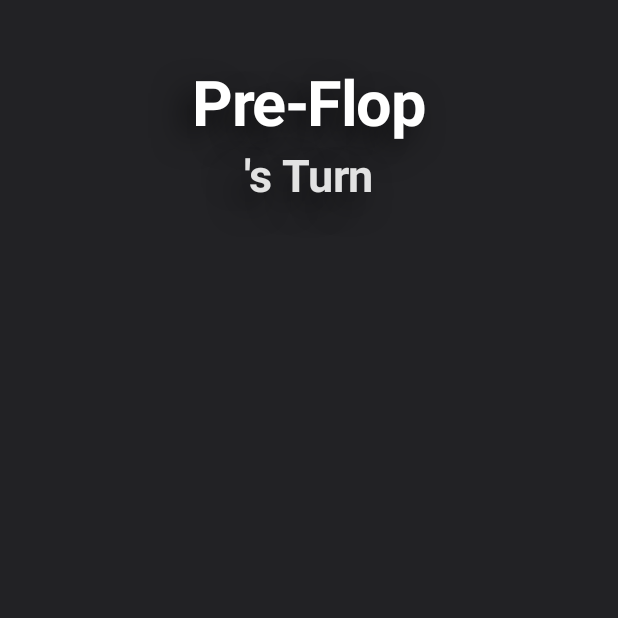
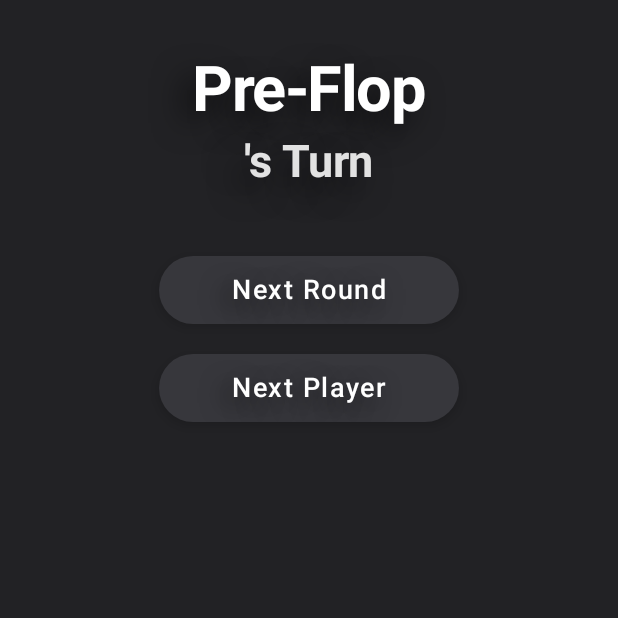
Before and after one commit to Sycariae/Chipless, an Android app built with Jetpack Compose: the GameTableScreen screen opened through its navigation route, on a phone screen of 412 x 824 dp, the top half of it. Run offline under Robolectric (Android 15) with nearby library versions, the light colour scheme and no system bars.

Commit message:
Added buttons for testing to GameTableScreen and adjusted spacing for title to match CreateTableScreen

```diff
--- a/app/src/main/java/com/sycarias/chipless/ui/screens/GameTable.kt
+++ b/app/src/main/java/com/sycarias/chipless/ui/screens/GameTable.kt
@@ -1,6 +1,9 @@
 package com.sycarias.chipless.ui.screens
 
 import androidx.compose.foundation.layout.*
+import androidx.compose.foundation.shape.RoundedCornerShape
+import androidx.compose.material3.Button
+import androidx.compose.material3.ButtonDefaults
 import androidx.compose.material3.Text
 import androidx.compose.runtime.Composable
 import androidx.compose.runtime.derivedStateOf
@@ -10,9 +13,11 @@ import androidx.compose.ui.Alignment
 import androidx.compose.ui.Modifier
 import androidx.compose.ui.unit.dp
 import androidx.navigation.NavController
+import com.sycarias.chipless.ui.theme.ChiplessButtonColors
 import com.sycarias.chipless.ui.theme.ChiplessColors
 import com.sycarias.chipless.ui.theme.ChiplessShadowStyle
 import com.sycarias.chipless.ui.theme.ChiplessTypography
+import com.sycarias.chipless.ui.theme.presets.Heading
 import com.sycarias.chipless.viewModel.BettingRound
 import com.sycarias.chipless.viewModel.TableDataViewModel
 
@@ -35,13 +40,35 @@ fun GameTableScreen(navController: NavController, viewModel: TableDataViewModel)
         BettingRound.SHOWDOWN -> "Showdown"
     }
 
+    @Composable
+    fun PlayerActionButton(
+        onClick: () -> Unit,
+        text: String
+    ) {
+        Button(
+            onClick = onClick,
+            modifier = Modifier
+                .width(200.dp)
+                .height(45.dp),
+            shape = RoundedCornerShape(100.dp),
+            colors = ChiplessButtonColors(),
+            elevation = ButtonDefaults.buttonElevation(5.dp)
+        ) {
+            Text(
+                text = text,
+                color = ChiplessColors.textPrimary,
+                style = ChiplessShadowStyle(style = ChiplessTypography.sh2)
+            )
+        }
+    }
+
     // START OF UI
     Column(
         modifier = Modifier.fillMaxSize(),
         horizontalAlignment = Alignment.CenterHorizontally,
         verticalArrangement = Arrangement.Top
     ) {
-        Spacer(modifier = Modifier.height(45.dp))
+        Spacer(modifier = Modifier.height(35.dp))
 
         // Game Stage Title
         Text(
@@ -67,5 +94,18 @@ fun GameTableScreen(navController: NavController, viewModel: TableDataViewModel)
             ),
             color = ChiplessColors.textSecondary
         )
+        Spacer(modifier = Modifier.height(45.dp))
+
+        PlayerActionButton(
+            onClick = { viewModel.initiateNewRound() },
+            text = "Next Round"
+        )
+
+        Spacer(modifier = Modifier.height(20.dp))
+
+        PlayerActionButton(
+            onClick = { players.incrementFocusPlayer() },
+            text = "Next Player"
+        )
     }
 }
```
